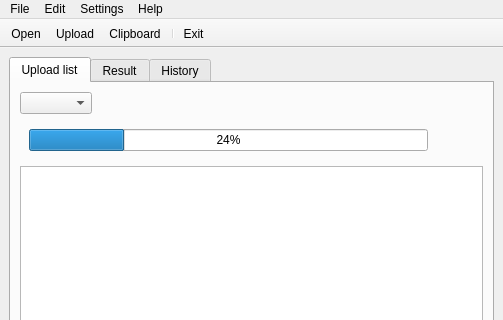
Qt form quimge/ui/main.ui (Apkawa/quimge) before a commit; both pictures show x 0 to 503 and y 0 to 320 of the 503 by 552 pixel window.
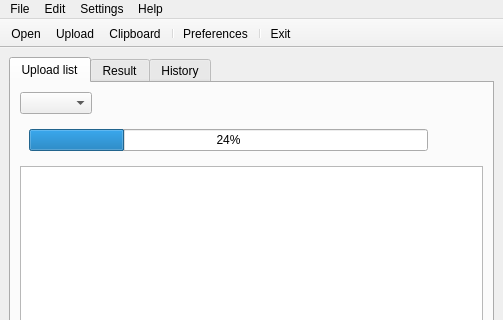
The same form after that commit. Icons and pictures are not drawn.

Commit message: kawaiing setting dialog

The edit to the form file:
```diff
--- a/quimge/ui/main.ui
+++ b/quimge/ui/main.ui
@@ -373,6 +373,8 @@
    <addaction name="actionUpload"/>
    <addaction name="actionClipboard"/>
    <addaction name="separator"/>
+   <addaction name="actionPreferences_2"/>
+   <addaction name="separator"/>
    <addaction name="actionExit"/>
   </widget>
   <widget class="QMenuBar" name="menuBar">
@@ -533,6 +535,21 @@
     <string>About</string>
    </property>
   </action>
+  <action name="actionPreferences_2">
+   <property name="checkable">
+    <bool>false</bool>
+   </property>
+   <property name="enabled">
+    <bool>true</bool>
+   </property>
+   <property name="icon">
+    <iconset>
+     <normaloff>:/app/gnome-settings.png</normaloff>:/app/gnome-settings.png</iconset>
+   </property>
+   <property name="text">
+    <string>Preferences</string>
+   </property>
+  </action>
  </widget>
  <tabstops>
   <tabstop>tabWidget</tabstop>
```
The commit also changes 2 other files.
